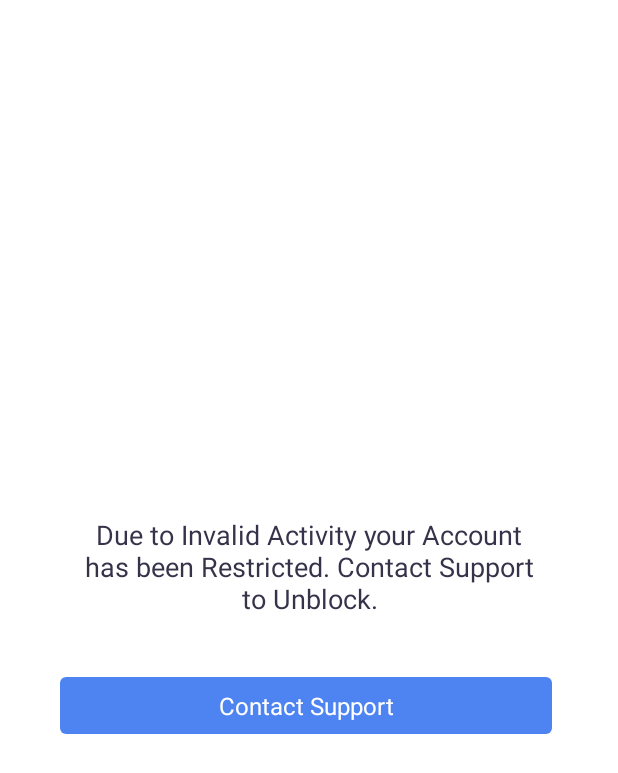
After one commit to sarveshhon/plasmado, an Android app: the layout dialog_block.xml on its own in the app's theme, with its tools: preview values and no code run, on a phone screen of 412 x 824 dp. The commit adds this screen. Shown: the top 773 px of the screen. Run offline under Robolectric (Android 15) with nearby library versions, the phone set to English and light mode, and no system bars; network calls fail.

Commit message:
User Block Feature

```diff
--- /dev/null
+++ b/app/src/main/res/layout/dialog_block.xml
@@ -0,0 +1,55 @@
+<?xml version="1.0" encoding="utf-8"?>
+<LinearLayout xmlns:android="http://schemas.android.com/apk/res/android"
+    xmlns:tools="http://schemas.android.com/tools"
+    android:layout_width="match_parent"
+    android:layout_height="wrap_content"
+    android:layout_gravity="center"
+    android:layout_margin="20dp"
+    android:background="@drawable/bg_white"
+    android:gravity="center"
+    android:orientation="vertical"
+    tools:ignore="MissingDefaultResource">
+
+
+    <TextView
+        android:id="@+id/tvTitle"
+        android:layout_width="match_parent"
+        android:layout_height="wrap_content"
+        android:layout_gravity="center"
+        android:layout_marginStart="20dp"
+        android:layout_marginTop="20dp"
+        android:layout_marginEnd="20dp"
+        android:layout_marginBottom="10dp"
+        android:fontFamily="sans-serif"
+        android:text="@string/app_block"
+        android:gravity="center"
+        android:padding="10dp"
+        android:textAllCaps="false"
+        android:textColor="#36324a"
+        android:textSize="18sp" />
+
+    <LinearLayout
+        android:layout_margin="20dp"
+        android:layout_width="match_parent"
+        android:layout_height="wrap_content">
+
+
+        <TextView
+            android:id="@+id/btnYes"
+            android:layout_width="match_parent"
+            android:layout_height="wrap_content"
+            android:layout_weight="1"
+            android:layout_marginEnd="4dp"
+            android:background="@drawable/bg_red"
+            android:fontFamily="sans-serif"
+            android:gravity="center"
+            android:paddingTop="8dp"
+            android:paddingBottom="8dp"
+            android:text="@string/contact_support"
+            android:textAllCaps="false"
+            android:textColor="@color/white"
+            android:textSize="16sp" />
+
+    </LinearLayout>
+
+</LinearLayout>
--- a/app/src/main/res/values/strings.xml
+++ b/app/src/main/res/values/strings.xml
@@ -33,6 +33,7 @@
     <string name="dev">This App is Develop by an IT Student with Strong Intention of Helping Blood Plasma Recipients. This app connects Donors &amp; Recipients.</string>
 
     <string name="app_update">New Version of App is Available. Please Update Your App to Latest Version.</string>
+    <string name="app_block">Due to Invalid Activity your Account has been Restricted. Contact Support to Unblock.</string>
     <string name="logout">Logout</string>
     <string name="about">About</string>
     <string name="terms_amp_conditions"><![CDATA[Terms & Conditions]]></string>
@@ -50,6 +51,7 @@
     <string name="city">City</string>
     <string name="pincode">Pincode</string>
     <string name="icon">icon</string>
+    <string name="contact_support">Contact Support</string>
 
 
 </resources>
```
Also changed, not shown: app/src/main/java/in/plasmado/HomeActivity.java (+30 -4 lines), app/src/main/java/in/plasmado/fragement/LoginFragment.java (+27 -1 lines).
